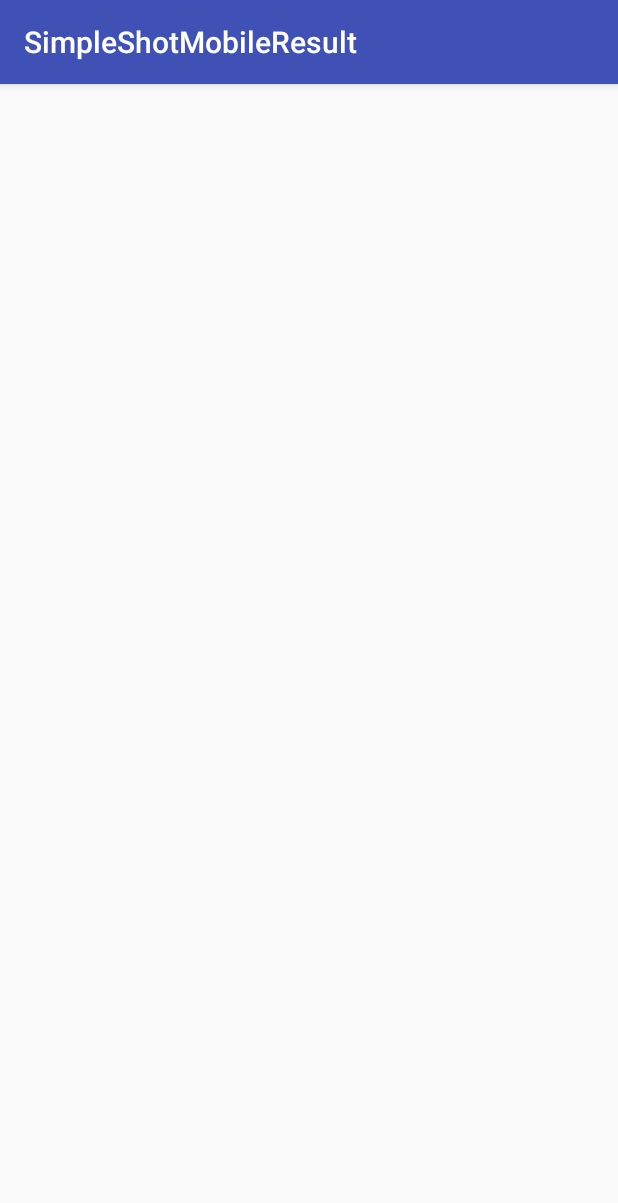
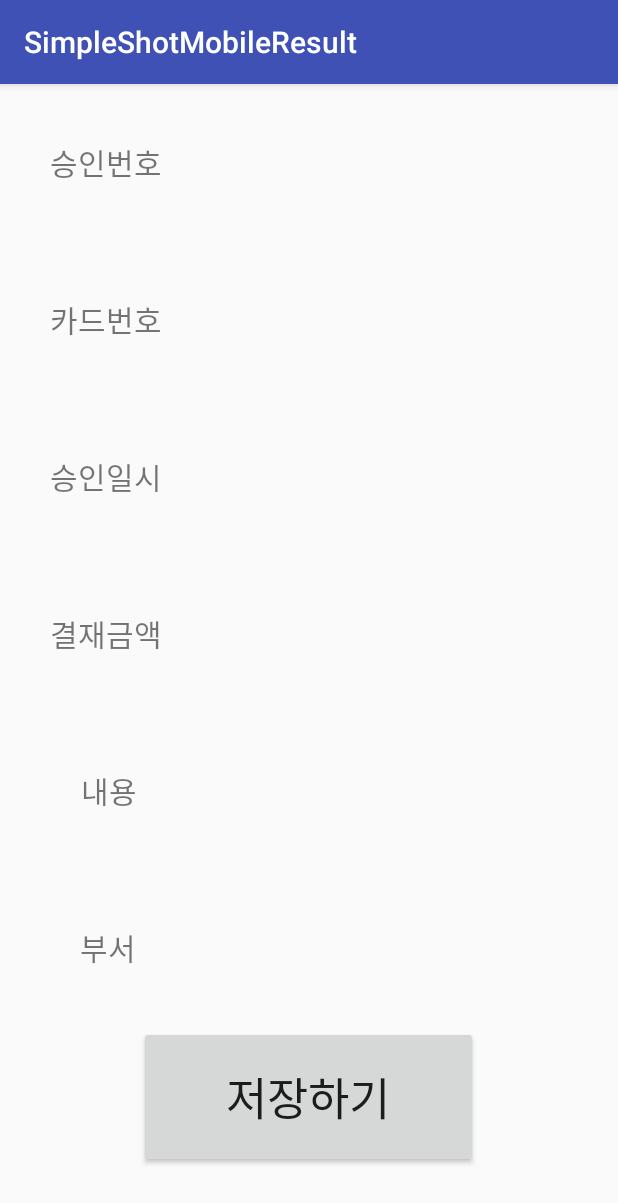
Before and after one commit to jihyunamykim/SimpleShotMobildeResult, an Android app: the OcrResult screen opened directly, with no data from a screen before it, on a phone screen of 412 x 824 dp. Shown: the top 1203 px of the screen. Run offline under Robolectric (Android 15) with nearby library versions, the phone set to English and light mode, and no system bars.

Commit message:
simpleshotmobileresult_20171031

```diff
--- a/app/src/main/java/org/shinhan16200100/simpleshotmobileresult/OcrResult.java
+++ b/app/src/main/java/org/shinhan16200100/simpleshotmobileresult/OcrResult.java
@@ -1,7 +1,10 @@
 package org.shinhan16200100.simpleshotmobileresult;
 
+import android.content.Intent;
+import android.os.Bundle;
 import android.support.v7.app.AppCompatActivity;
-import android.os.Bundle;
+import android.view.View;
+import android.widget.Button;
 
 public class OcrResult extends AppCompatActivity {
 
@@ -9,5 +12,17 @@ public class OcrResult extends AppCompatActivity {
     protected void onCreate(Bundle savedInstanceState) {
         super.onCreate(savedInstanceState);
         setContentView(R.layout.activity_ocr_result);
+
+        Button savedata = (Button)findViewById(R.id.savedata);
+
+        savedata.setOnClickListener(
+                new Button.OnClickListener(){
+                    @Override
+                    public void onClick(View v) {
+                        Intent intent = new Intent(getApplicationContext(), FirstMenu.class);
+                        startActivity(intent);
+                    }
+                }
+        );
     }
 }
--- a/app/src/main/java/org/shinhan16200100/simpleshotmobileresult/Takeapicture.java
+++ b/app/src/main/java/org/shinhan16200100/simpleshotmobileresult/Takeapicture.java
@@ -3,6 +3,7 @@ package org.shinhan16200100.simpleshotmobileresult;
 import android.content.Intent;
 import android.graphics.Bitmap;
 import android.graphics.BitmapFactory;
+import android.graphics.Matrix;
 import android.media.ExifInterface;
 import android.net.Uri;
 import android.os.Bundle;
@@ -10,9 +11,9 @@ import android.os.Environment;
 import android.provider.MediaStore;
 import android.support.v7.app.AppCompatActivity;
 import android.view.View;
+import android.widget.Button;
 import android.widget.ImageView;
 import android.widget.Toast;
-import android.graphics.Matrix;
 
 import java.io.File;
 import java.io.IOException;
@@ -35,6 +36,20 @@ public class Takeapicture extends AppCompatActivity {
         } catch (IOException ex) {
             ex.printStackTrace();
         }
+
+        Button loadocr = (Button)findViewById(R.id.loadocr);
+
+        loadocr.setOnClickListener(
+                new Button.OnClickListener(){
+                    @Override
+                    public void onClick(View v) {
+                        Intent intent = new Intent(getApplicationContext(), OcrResult.class);
+                        startActivity(intent);
+                    }
+                }
+        );
+
+
     }
 
     public void onButtonClicked(View v){
@@ -44,6 +59,7 @@ public class Takeapicture extends AppCompatActivity {
             startActivityForResult(intent,REQUEST_IMAGE_CAPTURE);
         }
     }
+
     private File createFile() throws IOException{
         String imageFileName = "receipt.jpg";
         File storageDir = Environment.getExternalStorageDirectory();
--- a/app/src/main/res/layout/activity_ocr_result.xml
+++ b/app/src/main/res/layout/activity_ocr_result.xml
@@ -1,9 +1,152 @@
 <?xml version="1.0" encoding="utf-8"?>
-<android.support.constraint.ConstraintLayout xmlns:android="http://schemas.android.com/apk/res/android"
+<LinearLayout xmlns:android="http://schemas.android.com/apk/res/android"
     xmlns:app="http://schemas.android.com/apk/res-auto"
     xmlns:tools="http://schemas.android.com/tools"
     android:layout_width="match_parent"
     android:layout_height="match_parent"
+    android:orientation="vertical"
+    android:weightSum="7"
     tools:context="org.shinhan16200100.simpleshotmobileresult.OcrResult">
+    <LinearLayout
+        android:layout_width="match_parent"
+        android:layout_height="wrap_content"
+        android:orientation="horizontal"
+        android:weightSum="1"
+        android:layout_weight="1">
+        <TextView
+            android:layout_width="wrap_content"
+            android:layout_height="match_parent"
+            android:layout_weight="0.2"
+            android:text="승인번호"
+            android:textSize="20dp"
+            android:gravity="center"/>
+        <TextView
+            android:id="@+id/aproveno"
+            android:layout_width="wrap_content"
+            android:layout_height="match_parent"
+            android:layout_weight="0.8" />
+    </LinearLayout>
+    <LinearLayout
+        android:layout_width="match_parent"
+        android:layout_height="wrap_content"
+        android:orientation="horizontal"
+        android:layout_weight="1">
+        <TextView
+            android:layout_width="wrap_content"
+            android:layout_height="match_parent"
+            android:layout_weight="0.2"
+            android:text="카드번호"
+            android:textSize="20dp"
+            android:gravity="center"/>
+        <TextView
+            android:id="@+id/cardno"
+            android:layout_width="wrap_content"
+            android:layout_height="match_parent"
+            android:layout_weight="0.8" />
+    </LinearLayout>
+    <LinearLayout
+        android:layout_width="match_parent"
+        android:layout_height="wrap_content"
+        android:orientation="horizontal"
+        android:layout_weight="1">
+        <TextView
+            android:layout_width="wrap_content"
+            android:layout_height="match_parent"
+            android:layout_weight="0.2"
+            android:text="승인일시"
+            android:textSize="20dp"
+            android:gravity="center"/>
 
-</android.support.constraint.ConstraintLayout>
+        <TextView
+            android:id="@+id/aprovedate"
+            android:layout_width="wrap_content"
+            android:layout_height="match_parent"
+            android:layout_weight="0.8" />
+    </LinearLayout>
+    <LinearLayout
+        android:layout_width="match_parent"
+        android:layout_height="wrap_content"
+        android:orientation="horizontal"
+        android:layout_weight="1">
+        <TextView
+            android:layout_width="wrap_content"
+            android:layout_height="match_parent"
+            android:layout_weight="0.2"
+            android:text="결재금액"
+            android:textSize="20dp"
+            android:gravity="center"/>
+        <TextView
+            android:id="@+id/payaccount"
+            android:layout_width="wrap_content"
+            android:layout_height="match_parent"
+            android:layout_weight="0.8" />
+    </LinearLayout>
+    <LinearLayout
+        android:layout_width="match_parent"
+        android:layout_height="wrap_content"
+        android:orientation="horizontal"
+        android:layout_weight="1"
+        android:weightSum="1">
+
+        <TextView
+            android:id="@+id/textView"
+            android:layout_width="wrap_content"
+            android:layout_height="match_parent"
+            android:layout_weight="0.29"
+            android:gravity="center"
+            android:text="내용"
+            android:textSize="20dp" />
+
+        <TextView
+            android:id="@+id/content"
+            android:layout_width="wrap_content"
+            android:layout_height="match_parent"
+            android:layout_weight="0.71" />
+    </LinearLayout>
+
+    <LinearLayout
+        android:layout_width="match_parent"
+        android:layout_height="wrap_content"
+        android:layout_weight="1"
+        android:orientation="horizontal">
+
+        <TextView
+            android:id="@+id/textView2"
+            android:layout_width="wrap_content"
+            android:layout_height="match_parent"
+            android:layout_weight="0.32"
+            android:gravity="center"
+            android:text="부서"
+            android:textSize="20dp" />
+
+        <TextView
+            android:id="@+id/department"
+            android:layout_width="wrap_content"
+            android:layout_height="match_parent"
+            android:layout_weight="0.8" />
+    </LinearLayout>
+    <LinearLayout
+        android:layout_width="match_parent"
+        android:layout_height="wrap_content"
+        android:orientation="horizontal"
+        android:weightSum="3"
+        android:layout_weight="0.4">
+        <LinearLayout
+            android:layout_width="wrap_content"
+            android:layout_height="match_parent"
+            android:layout_weight="1">
+        </LinearLayout>
+        <Button
+            android:layout_width="wrap_content"
+            android:layout_height="match_parent"
+            android:layout_weight="1"
+            android:text="저장하기"
+            android:textSize="30dp"
+            android:id="@+id/savedata"/>
+        <LinearLayout
+            android:layout_width="wrap_content"
+            android:layout_height="match_parent"
+            android:layout_weight="1">
+        </LinearLayout>
+    </LinearLayout>
+</LinearLayout>
```
